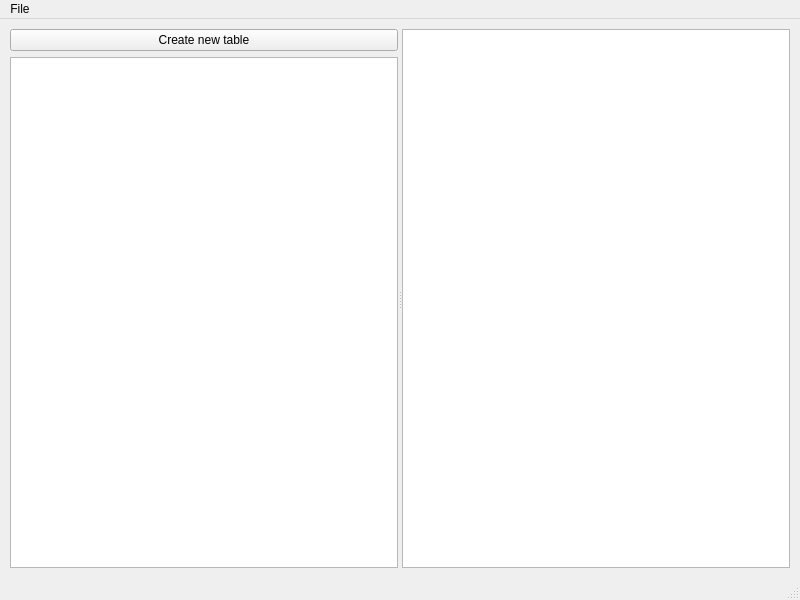
Above: project/database/desktop_client/MainWindow.ui from VitaliiDemediuk/InformationTechnology before the change. Below: the same form after it.
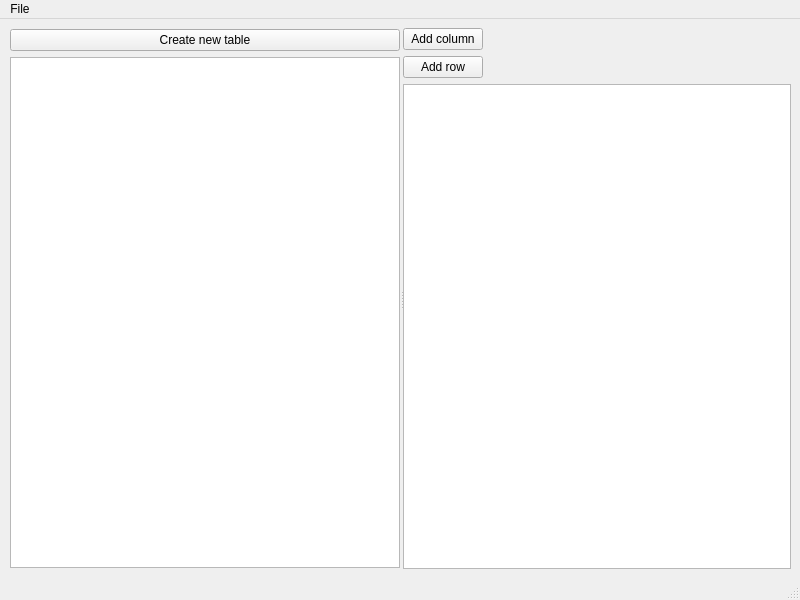
That is the form after the change.

Commit message: "Add column" and "Add row" buttons

The edit to the form file:
```diff
--- a/project/database/desktop_client/MainWindow.ui
+++ b/project/database/desktop_client/MainWindow.ui
@@ -59,19 +59,51 @@
        </layout>
       </widget>
       <widget class="QWidget" name="mainWidget" native="true">
-       <layout class="QVBoxLayout" name="mainWidgetLayout">
-        <property name="leftMargin">
-         <number>1</number>
-        </property>
+       <layout class="QVBoxLayout" name="verticalLayout_2">
         <property name="topMargin">
-         <number>1</number>
+         <number>0</number>
         </property>
-        <property name="rightMargin">
-         <number>1</number>
-        </property>
-        <property name="bottomMargin">
-         <number>1</number>
-        </property>
+        <item>
+         <layout class="QHBoxLayout" name="horizontalLayout">
+          <property name="topMargin">
+           <number>0</number>
+          </property>
+          <item>
+           <layout class="QVBoxLayout" name="verticalLayout">
+            <property name="topMargin">
+             <number>0</number>
+            </property>
+            <item>
+             <widget class="QPushButton" name="pushButton">
+              <property name="text">
+               <string>Add column</string>
+              </property>
+             </widget>
+            </item>
+            <item>
+             <widget class="QPushButton" name="pushButton_2">
+              <property name="text">
+               <string>Add row</string>
+              </property>
+             </widget>
+            </item>
+           </layout>
+          </item>
+          <item>
+           <spacer name="horizontalSpacer">
+            <property name="orientation">
+             <enum>Qt::Horizontal</enum>
+            </property>
+            <property name="sizeHint" stdset="0">
+             <size>
+              <width>40</width>
+              <height>20</height>
+             </size>
+            </property>
+           </spacer>
+          </item>
+         </layout>
+        </item>
         <item>
          <widget class="QTableView" name="tableView"/>
         </item>
```
The commit also changes 1 other file.
